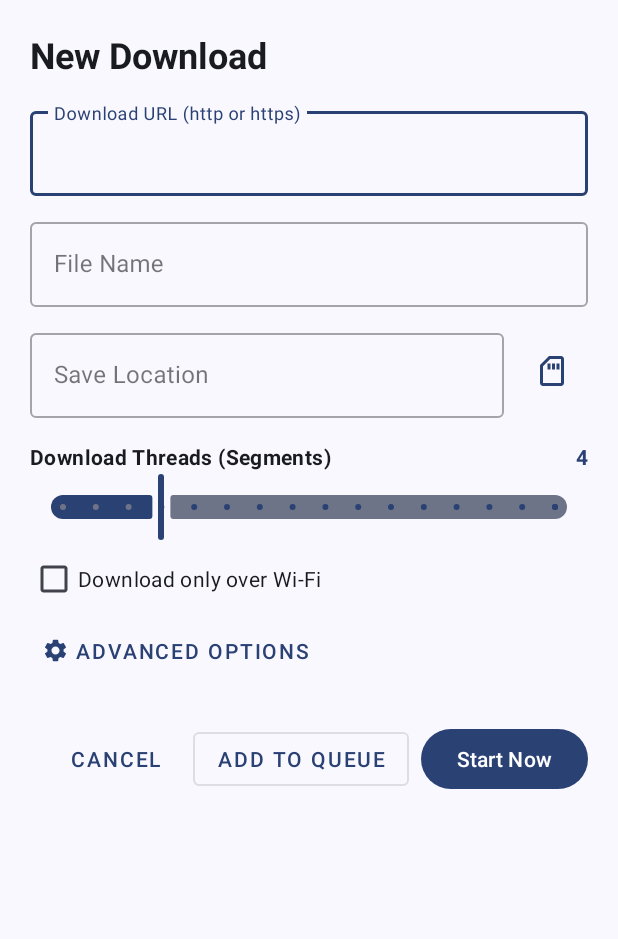
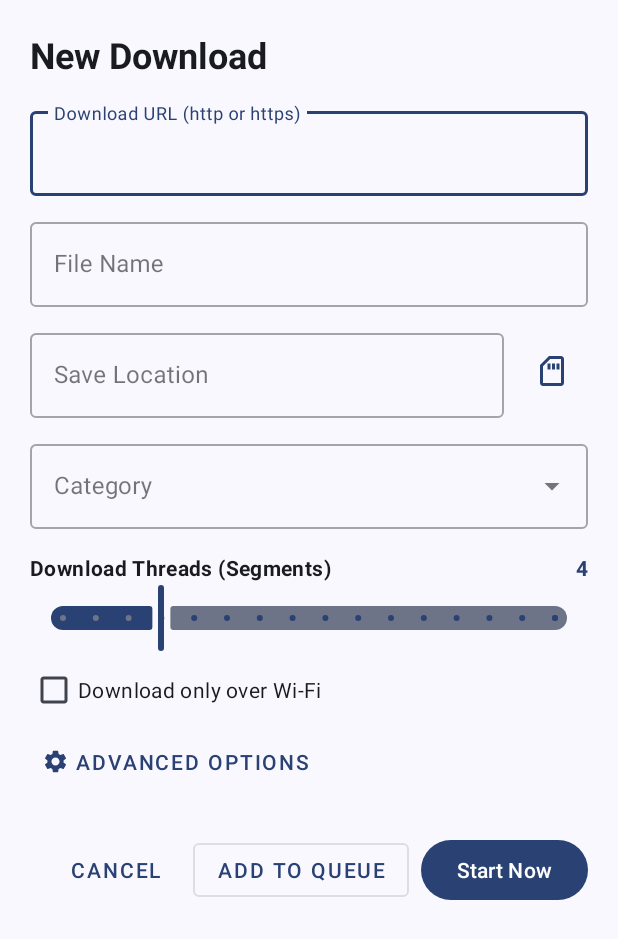
Before and after one commit to Khaledhassan12/Benzoloader, an Android app: the layout activity_editor.xml on its own in the app's theme, with its tools: preview values and no code run, on a phone screen of 412 x 824 dp. Shown: the top 939 px of the screen. Run offline under Robolectric (Android 15) with nearby library versions, the phone set to English and light mode, and no system bars.

Commit message:
Editor: category dropdown (unbuilt)

```diff
--- a/app/src/main/java/khaled/benzo/ui/editor/EditorViewModel.kt
+++ b/app/src/main/java/khaled/benzo/ui/editor/EditorViewModel.kt
@@ -25,11 +25,12 @@ class EditorViewModel(application: Application) : AndroidViewModel(application)
         referer: String?,
         cookies: String?,
         startNow: Boolean,
+        category: FileCategory? = null,
         onError: () -> Unit = {},
         onComplete: (Long) -> Unit
     ) {
         viewModelScope.launch {
-            val category = FileCategory.fromExtension(fileName)
+            val category = category ?: FileCategory.fromExtension(fileName)
             val root = settingsRepository.defaultDownloadPath.ifEmpty {
                 android.os.Environment.getExternalStoragePublicDirectory(android.os.Environment.DIRECTORY_DOWNLOADS).absolutePath
             }
--- a/app/src/main/res/layout/activity_editor.xml
+++ b/app/src/main/res/layout/activity_editor.xml
@@ -93,6 +93,22 @@
                 app:tint="?attr/colorPrimary" />
 
         </LinearLayout>
+
+        <!-- Category: automatic from the file name unless the user picks one -->
+        <com.google.android.material.textfield.TextInputLayout
+            style="@style/Widget.MaterialComponents.TextInputLayout.OutlinedBox.ExposedDropdownMenu"
+            android:layout_width="match_parent"
+            android:layout_height="wrap_content"
+            android:layout_marginTop="12dp"
+            android:hint="@string/editor_category">
+
+            <AutoCompleteTextView
+                android:id="@+id/edtCategory"
+                android:layout_width="match_parent"
+                android:layout_height="wrap_content"
+                android:inputType="none" />
+
+        </com.google.android.material.textfield.TextInputLayout>
 
         <!-- Threads / Segments Slider (1 to 16) -->
         <LinearLayout
--- a/app/src/main/res/values/strings.xml
+++ b/app/src/main/res/values/strings.xml
@@ -380,4 +380,6 @@
     <string name="top_perm_msg">To draw the progress strip over other apps, allow "Display over other apps" for Benzoloader on the next screen. The strip only appears while a download is running.</string>
     <string name="top_perm_open">Open settings</string>
     <string name="notif_queue_count">Queue %1$d</string>
+    <string name="editor_category">Category</string>
+    <string name="editor_category_auto">Automatic (from file name)</string>
 </resources>
```
Also changed, not shown: app/src/main/java/khaled/benzo/ui/editor/EditorActivity.kt (+23 -0 lines), 2 other files.
